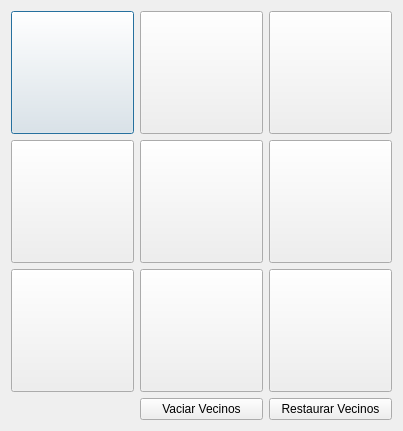
Above: gui/nbselector.ui from azagaya/laigter before the change. Below: the same form after it.
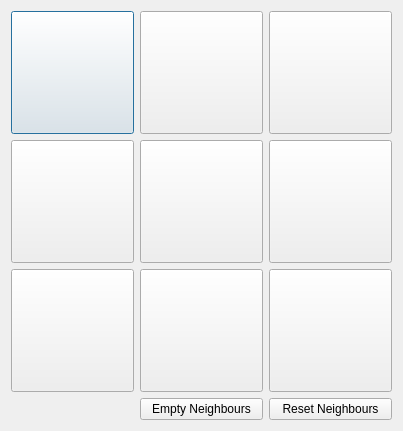
That is the form after the change.

The edit to the form file:
```diff
--- a/gui/nbselector.ui
+++ b/gui/nbselector.ui
@@ -7,7 +7,7 @@
     <x>0</x>
     <y>0</y>
     <width>400</width>
-    <height>428</height>
+    <height>430</height>
    </rect>
   </property>
   <property name="sizePolicy">
@@ -452,14 +452,14 @@
    <item row="3" column="2">
     <widget class="QPushButton" name="pushButtonResetNeighbours">
      <property name="text">
-      <string>Restaurar Vecinos</string>
+      <string>Reset Neighbours</string>
      </property>
     </widget>
    </item>
    <item row="3" column="1">
     <widget class="QPushButton" name="pushButton">
      <property name="text">
-      <string>Vaciar Vecinos</string>
+      <string>Empty Neighbours</string>
      </property>
     </widget>
    </item>
```
Left out of the diff: 2 changed lines with no effect on the pictures.
